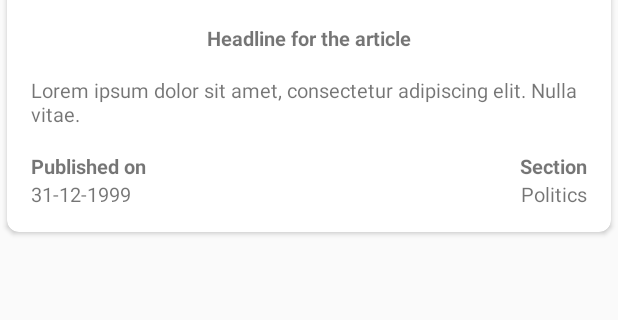
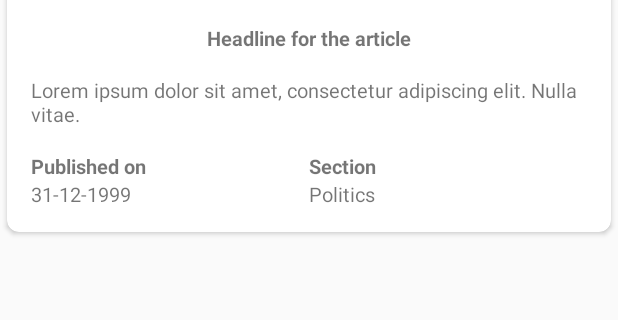
Before and after one commit to mezpahlan/jamesedwardtaylorstheguardian, an Android app: the layout list_item_rss_feed.xml on its own in the app's theme, with its tools: preview values and no code run, on a phone screen of 412 x 824 dp, the part 384-704 px from its top. Run offline under Robolectric (Android 15) with nearby library versions, the phone set to English and light mode, and no system bars; network calls fail.

Commit message:
Interim solution to fix layout issues. Need to move this to ConstraintLayout eventually.

```diff
--- a/app/src/main/res/layout/list_item_rss_feed.xml
+++ b/app/src/main/res/layout/list_item_rss_feed.xml
@@ -51,6 +51,22 @@
             android:layout_below="@id/headline_view"
             tools:text="Lorem ipsum dolor sit amet, consectetur adipiscing elit. Nulla vitae." />
 
+        <LinearLayout
+            android:layout_width="match_parent"
+            android:layout_height="wrap_content"
+            android:orientation="horizontal"
+            android:layout_marginBottom="@dimen/activity_vertical_margin"
+            android:layout_marginLeft="@dimen/activity_horizontal_margin"
+            android:layout_marginStart="@dimen/activity_horizontal_margin"
+            android:layout_marginRight="@dimen/activity_horizontal_margin"
+            android:layout_marginEnd="@dimen/activity_horizontal_margin"
+            android:layout_below="@id/trail_text_view" >
+
+            <LinearLayout
+                android:orientation="vertical"
+                android:layout_width="match_parent"
+                android:layout_height="wrap_content"
+                android:layout_weight="1">
 
                 <TextView
                     android:id="@+id/published_on_label_view"
@@ -58,50 +74,41 @@
                     android:layout_height="wrap_content"
                     android:textStyle="bold"
                     android:textSize="13sp"
-            android:layout_marginLeft="@dimen/activity_horizontal_margin"
-            android:layout_marginStart="@dimen/activity_horizontal_margin"
-            android:layout_below="@id/trail_text_view"
-            android:text="@string/published_on_label" />
+                    android:text="@string/published_on_label"/>
 
                 <TextView
                     android:id="@+id/published_on_view"
                     android:layout_width="wrap_content"
                     android:layout_height="wrap_content"
                     android:textSize="13sp"
-            android:layout_marginBottom="@dimen/activity_vertical_margin"
-            android:layout_marginLeft="@dimen/activity_horizontal_margin"
-            android:layout_marginStart="@dimen/activity_horizontal_margin"
-            android:layout_below="@id/published_on_label_view"
-            android:layout_alignParentStart="true"
-            android:layout_alignParentLeft="true"
-            tools:text="31-12-1999" />
+                    tools:text="31-12-1999"/>
+
+            </LinearLayout>
+
+            <LinearLayout
+                android:orientation="vertical"
+                android:layout_width="match_parent"
+                android:layout_height="wrap_content"
+                android:layout_weight="1">
 
                 <TextView
                     android:id="@+id/section_label_view"
-            android:layout_width="wrap_content"
+                    android:layout_width="match_parent"
                     android:layout_height="wrap_content"
                     android:textStyle="bold"
                     android:textSize="13sp"
-            android:text="@string/section_label"
-            android:layout_below="@+id/trail_text_view"
-            android:layout_alignRight="@+id/trail_text_view"
-            android:layout_alignEnd="@+id/trail_text_view"/>
+                    android:text="@string/section_label" />
 
                 <TextView
                     android:id="@+id/section_view"
-            android:layout_width="wrap_content"
+                    android:layout_width="match_parent"
                     android:layout_height="wrap_content"
                     android:textSize="13sp"
-            android:layout_marginBottom="@dimen/activity_vertical_margin"
-            android:layout_marginLeft="@dimen/activity_horizontal_margin"
-            android:layout_marginStart="@dimen/activity_horizontal_margin"
-            android:layout_marginRight="@dimen/activity_horizontal_margin"
-            android:layout_marginEnd="@dimen/activity_horizontal_margin"
-            android:layout_below="@id/section_label_view"
-            android:layout_alignParentEnd="true"
-            android:layout_alignParentRight="true"
                     tools:text="Politics" />
 
+            </LinearLayout>
+
+        </LinearLayout>
 
     </RelativeLayout>
 
```
Lines whose indentation alone changed are shown as unchanged.
